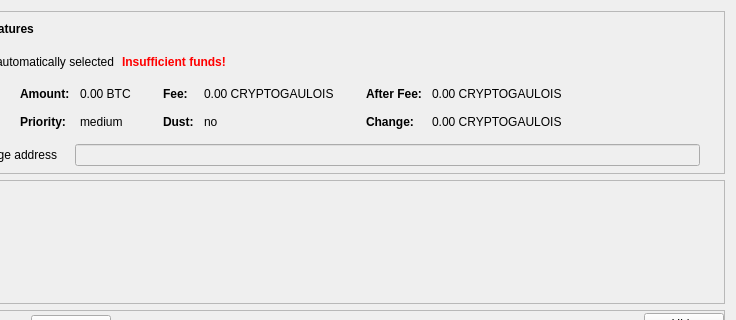
Old version of the form src/qt/forms/sendcoinsdialog.ui in the repository BitcoinSolution/CryptoGaule; both pictures show x 114 to 850 and y 0 to 320 of the 850 by 526 pixel window.
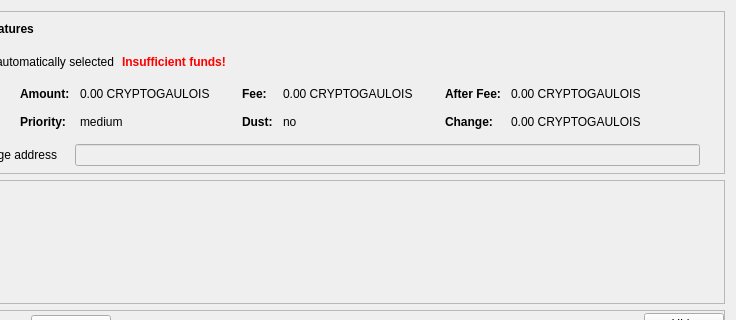
New version of the form. Icons and pictures are not drawn. Custom widgets are drawn as their Qt base class.

What changed in the file:
```diff
--- a/src/qt/forms/sendcoinsdialog.ui
+++ b/src/qt/forms/sendcoinsdialog.ui
@@ -324,7 +324,7 @@
                   <enum>Qt::ActionsContextMenu</enum>
                  </property>
                  <property name="text">
-                  <string notr="true">0.00 BTC</string>
+                  <string notr="true">0.00 CRYPTOGAULOIS</string>
                  </property>
                  <property name="textInteractionFlags">
                   <set>Qt::LinksAccessibleByMouse|Qt::TextSelectableByKeyboard|Qt::TextSelectableByMouse</set>
```
